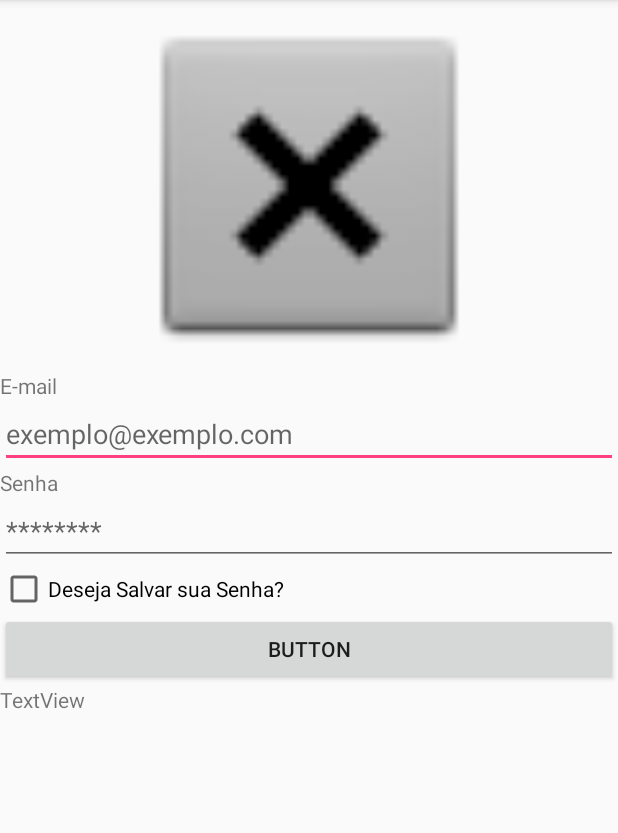
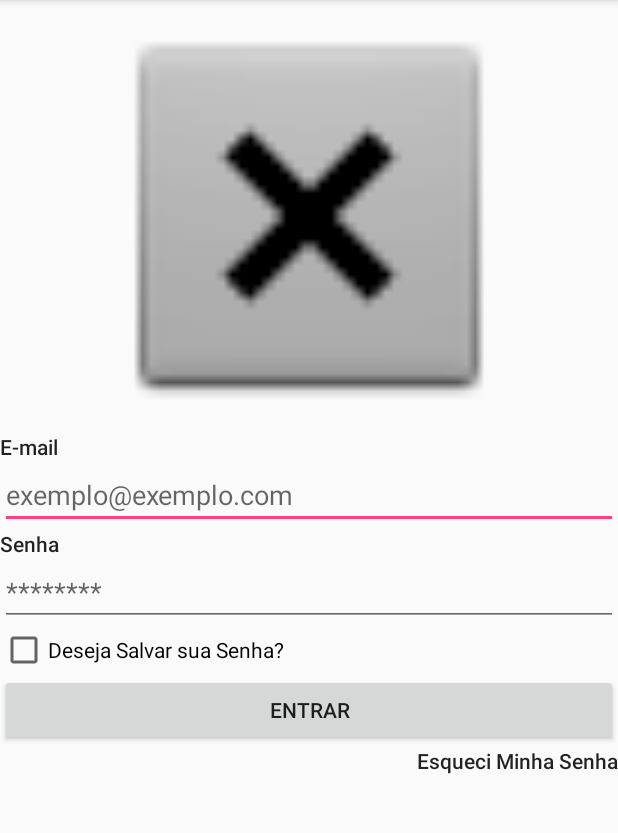
Before and after one commit to GeisonPiegas/ProdAPP, an Android app: the TelaDeLogin screen opened directly, with no data from a screen before it, on a phone screen of 412 x 824 dp, the part 84-917 px from its top. Run offline under Robolectric (Android 15) with nearby library versions, the phone set to English and light mode, and no system bars.

Commit message:
Criação da Tela de Login

```diff
--- a/app/src/main/res/layout/activity_tela_de_login.xml
+++ b/app/src/main/res/layout/activity_tela_de_login.xml
@@ -21,14 +21,15 @@
             <ImageView
                 android:id="@+id/imageView"
                 android:layout_width="match_parent"
-                android:layout_height="247dp"
+                android:layout_height="288dp"
                 app:srcCompat="@android:drawable/btn_dialog" />
 
             <TextView
                 android:id="@+id/EmailTextViewTelaDeLogin"
                 android:layout_width="match_parent"
                 android:layout_height="wrap_content"
-                android:text="@string/EmailTextViewTelaDeLogin" />
+                android:text="@string/EmailTextViewTelaDeLogin"
+                android:textAppearance="@style/TextAppearance.AppCompat.Body2" />
 
             <EditText
                 android:id="@+id/EmailEditTextTelaDeLogin"
@@ -42,7 +43,8 @@
                 android:id="@+id/SenhaTextViewTelaDeLogin"
                 android:layout_width="match_parent"
                 android:layout_height="wrap_content"
-                android:text="@string/SenhaTextViewTelaDeLogin" />
+                android:text="@string/SenhaTextViewTelaDeLogin"
+                android:textAppearance="@style/TextAppearance.AppCompat.Body2" />
 
             <EditText
                 android:id="@+id/SenhaEditTextTelaDeLogin"
@@ -59,16 +61,19 @@
                 android:text="@string/SalvarSenhaCheckBoxTelaDeLogin" />
 
             <Button
-                android:id="@+id/button"
+                android:id="@+id/EntrarButtonTelaDeLogin"
                 android:layout_width="match_parent"
                 android:layout_height="wrap_content"
-                android:text="Button" />
+                android:text="@string/EntrarButtonTelaDeLogin" />
 
             <TextView
                 android:id="@+id/textView3"
                 android:layout_width="match_parent"
                 android:layout_height="wrap_content"
-                android:text="TextView" />
+                android:text="@string/EsqueceuSenhaTextViewTelaDeLogin"
+                android:textAlignment="textEnd"
+                android:textAppearance="@style/TextAppearance.AppCompat.Body2"
+                android:visibility="visible" />
         </LinearLayout>
     </ScrollView>
 </RelativeLayout>
--- a/app/src/main/res/values/strings.xml
+++ b/app/src/main/res/values/strings.xml
@@ -3,4 +3,6 @@
     <string name="EmailTextViewTelaDeLogin">E-mail</string>
     <string name="SenhaTextViewTelaDeLogin">Senha</string>
     <string name="SalvarSenhaCheckBoxTelaDeLogin">Deseja Salvar sua Senha?</string>
+    <string name="EntrarButtonTelaDeLogin">Entrar</string>
+    <string name="EsqueceuSenhaTextViewTelaDeLogin">Esqueci Minha Senha</string>
 </resources>
```
